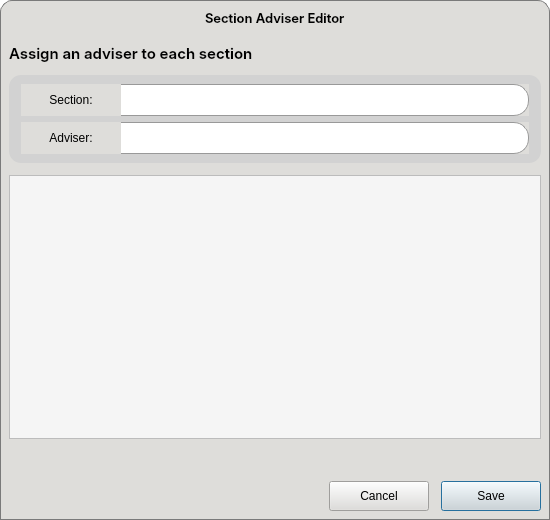
First picture: the form in CAI_PyQt/CAI_Admin/UI/FormSectionAdviserEditor.ui, repository CPG19040/CPG19040, before the edit.
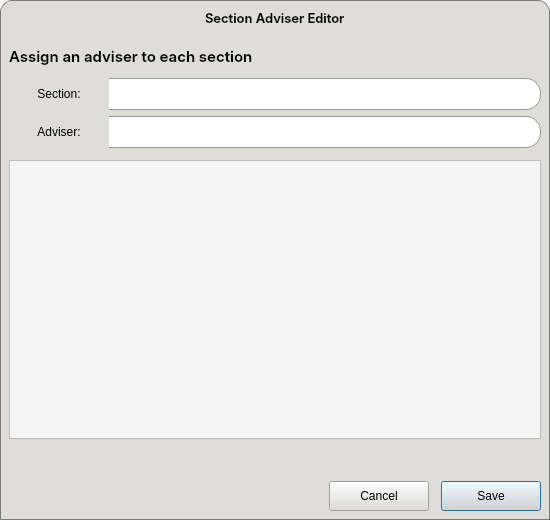
Second picture: the form after the edit. Icons and pictures are not drawn.

What changed in the file:
```diff
--- a/CAI_PyQt/CAI_Admin/UI/FormSectionAdviserEditor.ui
+++ b/CAI_PyQt/CAI_Admin/UI/FormSectionAdviserEditor.ui
@@ -402,6 +402,24 @@
    </item>
    <item>
     <widget class="QWidget" name="widget_body" native="true">
+     <property name="sizePolicy">
+      <sizepolicy hsizetype="Preferred" vsizetype="Preferred">
+       <horstretch>0</horstretch>
+       <verstretch>0</verstretch>
+      </sizepolicy>
+     </property>
+     <property name="minimumSize">
+      <size>
+       <width>550</width>
+       <height>485</height>
+      </size>
+     </property>
+     <property name="maximumSize">
+      <size>
+       <width>550</width>
+       <height>485</height>
+      </size>
+     </property>
      <property name="styleSheet">
       <string notr="true">#widget_body {
 	background-color: #deddda;
@@ -413,6 +431,9 @@
       <property name="spacing">
        <number>12</number>
       </property>
+      <property name="topMargin">
+       <number>12</number>
+      </property>
       <item>
        <widget class="QLabel" name="label_24">
         <property name="font">
@@ -420,6 +441,7 @@
           <family>Inter SemiBold</family>
           <pointsize>11</pointsize>
           <weight>50</weight>
+          <italic>false</italic>
           <bold>false</bold>
          </font>
         </property>
@@ -434,26 +456,23 @@
       <item>
        <widget class="QWidget" name="widget_1" native="true">
         <property name="styleSheet">
-         <string notr="true">#widget_1 {
-	background-color: #d2d2d2;
-	border-radius: 12px;
-}</string>
+         <string notr="true"/>
         </property>
         <layout class="QVBoxLayout" name="verticalLayout_2">
          <property name="spacing">
           <number>6</number>
          </property>
          <property name="leftMargin">
-          <number>12</number>
+          <number>0</number>
          </property>
          <property name="topMargin">
-          <number>9</number>
+          <number>0</number>
          </property>
          <property name="rightMargin">
-          <number>12</number>
+          <number>0</number>
          </property>
          <property name="bottomMargin">
-          <number>9</number>
+          <number>0</number>
          </property>
          <item>
           <widget class="QWidget" name="widget_2" native="true">
```
Left out of the diff: 4 changed lines with no effect on the pictures.
